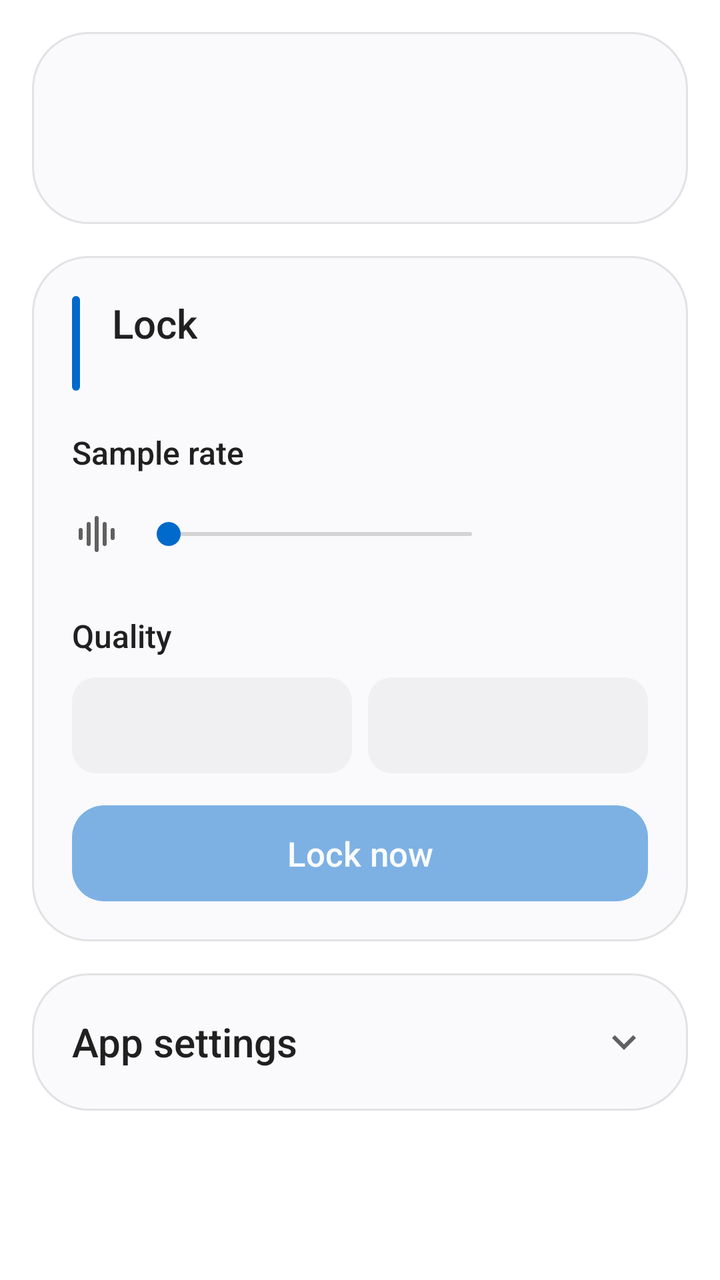
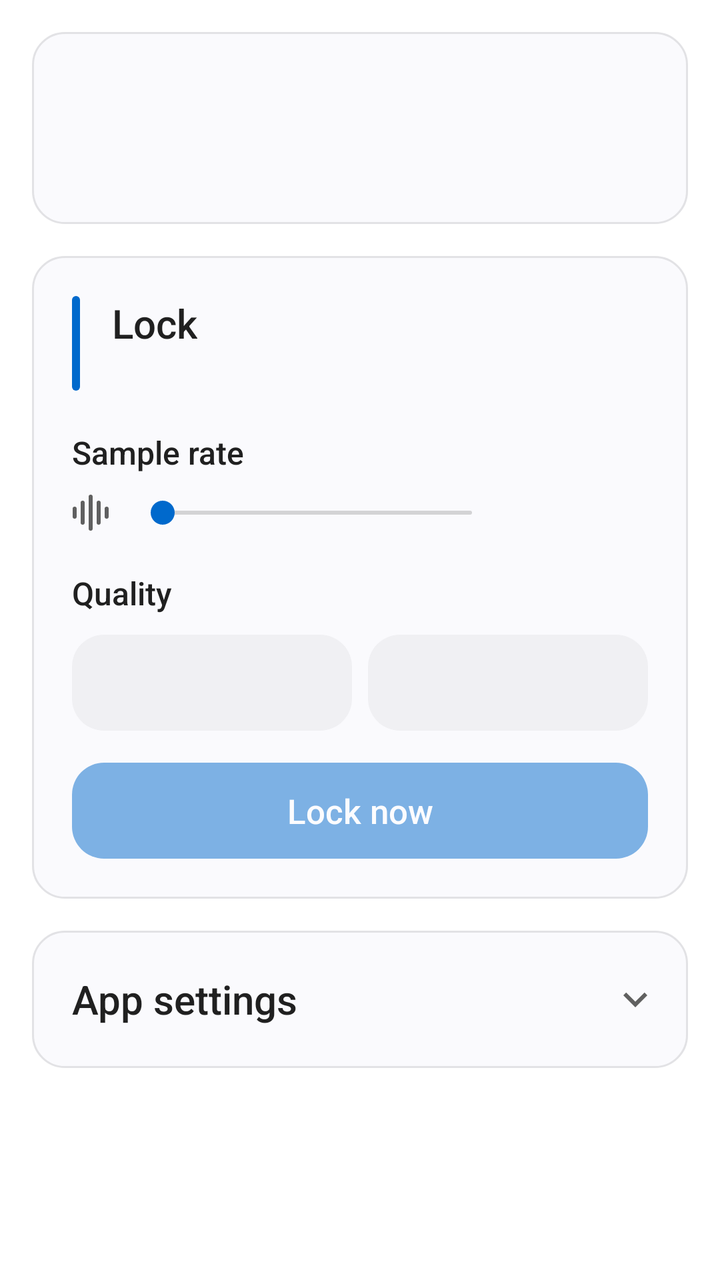

Screens rendered from an Android XML layout before and after an edit, with the pre-edit source and the edit as a unified diff.
<!-- AndroidManifest.xml: application theme Theme.LdacLock -->
<!-- res/layout/activity_main.xml -->
<?xml version="1.0" encoding="utf-8"?>
<ScrollView xmlns:android="http://schemas.android.com/apk/res/android"
    android:layout_width="match_parent"
    android:layout_height="match_parent"
    android:fillViewport="true"
    android:fitsSystemWindows="true">

    <LinearLayout
        android:layout_width="match_parent"
        android:layout_height="wrap_content"
        android:orientation="vertical"
        android:padding="16dp">

        
        <LinearLayout style="@style/Card">

            <LinearLayout
                android:layout_width="match_parent"
                android:layout_height="wrap_content"
                android:gravity="center_vertical"
                android:orientation="horizontal">

                <ImageView
                    android:layout_width="56dp"
                    android:layout_height="56dp"
                    android:importantForAccessibility="no"
                    android:src="@mipmap/ic_launcher" />

                <LinearLayout
                    android:layout_width="0dp"
                    android:layout_height="wrap_content"
                    android:layout_marginStart="16dp"
                    android:layout_weight="1"
                    android:orientation="vertical">

                    <TextView
                        android:id="@+id/name"
                        android:layout_width="match_parent"
                        android:layout_height="wrap_content"
                        android:fontFamily="sans-serif-medium"
                        android:textColor="@color/text"
                        android:textSize="22sp" />

                    <TextView
                        android:id="@+id/meta"
                        android:layout_width="match_parent"
                        android:layout_height="wrap_content"
                        android:layout_marginTop="2dp"
                        android:textColor="@color/text2"
                        android:textSize="15sp"
                        android:visibility="gone" />
                </LinearLayout>
            </LinearLayout>

            
            <LinearLayout
                android:id="@+id/panel"
                android:layout_width="match_parent"
                android:layout_height="wrap_content"
                android:layout_marginTop="20dp"
                android:background="@drawable/panel"
                android:orientation="vertical"
                android:padding="20dp"
                android:visibility="gone">

                <TextView
                    android:layout_width="wrap_content"
                    android:layout_height="wrap_content"
                    android:letterSpacing="0.08"
                    android:text="@string/current_codec"
                    android:textAllCaps="true"
                    android:textColor="@color/text2"
                    android:textSize="13sp" />

                
                <LinearLayout
                    android:layout_width="match_parent"
                    android:layout_height="wrap_content"
                    android:gravity="center_vertical"
                    android:minHeight="48dp"
                    android:orientation="horizontal">

                    <TextView
                        android:id="@+id/codec"
                        android:layout_width="wrap_content"
                        android:layout_height="wrap_content"
                        android:textColor="@color/accent_text"
                        android:textSize="34sp"
                        android:textStyle="bold" />

                    
                    <TextView
                        android:id="@+id/hi_res"
                        android:layout_width="wrap_content"
                        android:layout_height="wrap_content"
                        android:layout_marginStart="12dp"
                        android:background="@drawable/pill"
                        android:backgroundTint="@color/success"
                        android:paddingHorizontal="10dp"
                        android:paddingVertical="3dp"
                        android:text="@string/hi_res"
                        android:textColor="@color/bg"
                        android:textSize="13sp"
                        android:textStyle="bold"
                        android:visibility="gone" />

                    <View
                        android:layout_width="0dp"
                        android:layout_height="0dp"
                        android:layout_weight="1" />

                    
                    <ImageView
                        android:id="@+id/play"
                        android:layout_width="48dp"
                        android:layout_height="48dp"
                        android:background="@drawable/circle"
                        android:contentDescription="@string/play"
                        android:focusable="true"
                        android:padding="12dp"
                        android:src="@drawable/ic_play"
                        android:visibility="gone" />
                </LinearLayout>

                
                <TextView
                    android:id="@+id/spec"
                    android:layout_width="wrap_content"
                    android:layout_height="wrap_content"
                    android:layout_marginTop="8dp"
                    android:textColor="@color/text2"
                    android:textSize="15sp" />
            </LinearLayout>

            <TextView
                android:id="@+id/state"
                android:layout_width="match_parent"
                android:layout_height="wrap_content"
                android:layout_marginTop="16dp"
                android:drawablePadding="8dp"
                android:gravity="center_vertical"
                android:textSize="15sp"
                android:visibility="gone" />

            <TextView
                android:id="@+id/pair"
                style="@style/Button"
                android:layout_marginTop="20dp"
                android:text="@string/pair"
                android:visibility="gone" />
        </LinearLayout>

        
        <LinearLayout
            style="@style/Card"
            android:layout_marginTop="16dp">

            <LinearLayout
                android:layout_width="match_parent"
                android:layout_height="wrap_content"
                android:orientation="horizontal">

                <View
                    android:layout_width="4dp"
                    android:layout_height="match_parent"
                    android:background="@drawable/bar" />

                <LinearLayout
                    android:layout_width="match_parent"
                    android:layout_height="wrap_content"
                    android:layout_marginStart="16dp"
                    android:orientation="vertical">

                    <TextView
                        android:layout_width="wrap_content"
                        android:layout_height="wrap_content"
                        android:fontFamily="sans-serif-medium"
                        android:text="@string/lock_title"
                        android:textColor="@color/text"
                        android:textSize="20sp" />

                    <TextView
                        android:id="@+id/summary"
                        android:layout_width="wrap_content"
                        android:layout_height="wrap_content"
                        android:textColor="@color/text2"
                        android:textSize="15sp" />
                </LinearLayout>
            </LinearLayout>

            <TextView
                android:layout_width="wrap_content"
                android:layout_height="wrap_content"
                android:layout_marginTop="20dp"
                android:fontFamily="sans-serif-medium"
                android:text="@string/sample_rate"
                android:textColor="@color/text"
                android:textSize="16sp" />

            
            <LinearLayout
                android:layout_width="match_parent"
                android:layout_height="wrap_content"
                android:layout_marginTop="10dp"
                android:gravity="center_vertical"
                android:orientation="horizontal">

                <ImageView
                    android:layout_width="40dp"
                    android:layout_height="40dp"
                    android:layout_marginStart="-8dp"
                    android:importantForAccessibility="no"
                    android:padding="8dp"
                    android:src="@drawable/ic_bars" />

                
                <SeekBar
                    android:id="@+id/rate"
                    android:layout_width="0dp"
                    android:layout_height="wrap_content"
                    android:layout_weight="1"
                    android:contentDescription="@string/sample_rate"
                    android:max="3"
                    android:progressBackgroundTint="@color/text2"
                    android:progressTint="@color/accent"
                    android:thumbTint="@color/accent" />

                <TextView
                    android:id="@+id/rate_value"
                    android:layout_width="72dp"
                    android:layout_height="wrap_content"
                    android:gravity="end"
                    android:textColor="@color/text2"
                    android:textSize="15sp" />
            </LinearLayout>

            <TextView
                android:layout_width="wrap_content"
                android:layout_height="wrap_content"
                android:layout_marginTop="20dp"
                android:fontFamily="sans-serif-medium"
                android:text="@string/quality"
                android:textColor="@color/text"
                android:textSize="16sp" />

            
            <LinearLayout
                android:layout_width="match_parent"
                android:layout_height="wrap_content"
                android:layout_marginTop="10dp"
                android:orientation="horizontal">

                <TextView
                    android:id="@+id/quality_high"
                    style="@style/Segment"
                    android:layout_marginEnd="8dp" />

                <TextView
                    android:id="@+id/quality_mid"
                    style="@style/Segment" />
            </LinearLayout>

            <TextView
                android:id="@+id/lock"
                style="@style/Button"
                android:layout_marginTop="16dp"
                android:alpha="0.5"
                android:enabled="false"
                android:text="@string/lock_now" />

            <TextView
                android:id="@+id/last"
                android:layout_width="match_parent"
                android:layout_height="wrap_content"
                android:layout_marginTop="12dp"
                android:gravity="center_horizontal"
                android:textColor="@color/text2"
                android:textSize="14sp"
                android:visibility="gone" />
        </LinearLayout>

        
        <LinearLayout
            style="@style/Card"
            android:layout_marginTop="16dp"
            android:animateLayoutChanges="true">

            
            
            <LinearLayout
                android:id="@+id/settings_header"
                android:layout_width="match_parent"
                android:layout_height="wrap_content"
                android:layout_marginTop="-10dp"
                android:layout_marginBottom="-10dp"
                android:background="?android:attr/selectableItemBackground"
                android:gravity="center_vertical"
                android:minHeight="48dp"
                android:orientation="horizontal">

                <TextView
                    android:layout_width="0dp"
                    android:layout_height="wrap_content"
                    android:layout_weight="1"
                    android:fontFamily="sans-serif-medium"
                    android:text="@string/app_settings"
                    android:textColor="@color/text"
                    android:textSize="20sp" />

                
                <ImageView
                    android:id="@+id/settings_chevron"
                    android:layout_width="24dp"
                    android:layout_height="24dp"
                    android:importantForAccessibility="no"
                    android:src="@drawable/ic_expand" />
            </LinearLayout>

            <LinearLayout
                android:id="@+id/settings_body"
                android:layout_width="match_parent"
                android:layout_height="wrap_content"
                android:orientation="vertical"
                android:visibility="gone">

                
                <TextView
                    android:layout_width="wrap_content"
                    android:layout_height="wrap_content"
                    android:layout_marginTop="20dp"
                    android:fontFamily="sans-serif-medium"
                    android:text="@string/appearance"
                    android:textColor="@color/text"
                    android:textSize="16sp" />

                <LinearLayout
                    android:layout_width="match_parent"
                    android:layout_height="wrap_content"
                    android:layout_marginTop="10dp"
                    android:orientation="horizontal">

                    <TextView
                        android:id="@+id/appearance_system"
                        style="@style/Segment"
                        android:text="@string/system_default" />

                    <TextView
                        android:id="@+id/appearance_light"
                        style="@style/Segment"
                        android:layout_marginHorizontal="8dp"
                        android:text="@string/light_mode" />

                    <TextView
                        android:id="@+id/appearance_dark"
                        style="@style/Segment"
                        android:text="@string/dark_mode" />
                </LinearLayout>
            </LinearLayout>
        </LinearLayout>

        
        <View
            android:layout_width="match_parent"
            android:layout_height="0dp"
            android:layout_weight="1" />

        <TextView
            android:id="@+id/copyright"
            android:layout_width="match_parent"
            android:layout_height="wrap_content"
            android:layout_marginTop="16dp"
            android:gravity="center_horizontal"
            android:textColor="@color/text2"
            android:textSize="15sp" />
    </LinearLayout>
</ScrollView>
<!-- resources referenced by this layout -->
<resources>
  <color name="accent">#FF0069CC</color>
  <color name="accent_text">#FF0069CC</color>
  <color name="bg">#FFFFFFFF</color>
  <color name="success">#FF2E7D32</color>
  <color name="text">#FF202020</color>
  <color name="text2">#FF606060</color>
  <!-- drawable bar (drawable) -->
  <shape xmlns:android="http://schemas.android.com/apk/res/android"
      android:shape="rectangle">
      <solid android:color="@color/accent" />
      <corners android:radius="2dp" />
  </shape>
  <!-- drawable circle (drawable) -->
  <ripple xmlns:android="http://schemas.android.com/apk/res/android"
      android:color="@color/ripple">
      <item>
          <shape android:shape="oval">
              <solid android:color="@color/accent" />
          </shape>
      </item>
  </ripple>
  <!-- drawable ic_play (drawable) -->
  <vector xmlns:android="http://schemas.android.com/apk/res/android"
      android:width="24dp"
      android:height="24dp"
      android:viewportWidth="24"
      android:viewportHeight="24">
      <path
          android:fillColor="@color/on_accent"
          android:pathData="M8,5v14l11,-7z" />
  </vector>
  <!-- drawable panel (drawable) -->
  <shape xmlns:android="http://schemas.android.com/apk/res/android"
      android:shape="rectangle">
      <solid android:color="@color/panel" />
      <corners android:radius="20dp" />
  </shape>
  <!-- drawable pill (drawable) -->
  <shape xmlns:android="http://schemas.android.com/apk/res/android"
      android:shape="rectangle">
      <solid android:color="@color/accent" />
      <corners android:radius="8dp" />
  </shape>
  <!-- mipmap ic_launcher (mipmap-anydpi) -->
  <adaptive-icon xmlns:android="http://schemas.android.com/apk/res/android">
      <background android:drawable="@drawable/ic_launcher_background" />
      <foreground android:drawable="@drawable/ic_launcher_foreground" />
      <monochrome android:drawable="@drawable/ic_launcher_foreground" />
  </adaptive-icon>
  <string name="app_settings">App settings</string>
  <string name="appearance">Appearance</string>
  <string name="current_codec">Current Codec</string>
  <string name="dark_mode">Dark mode</string>
  <string name="hi_res">Hi-Res</string>
  <string name="light_mode">Light mode</string>
  <string name="lock_now">Lock now</string>
  <string name="lock_title">Lock</string>
  <string name="pair">Pair headphones</string>
  <string name="play">Play</string>
  <string name="quality">Quality</string>
  <string name="sample_rate">Sample rate</string>
  <string name="system_default">System default</string>
  <style name="Card">
          <item name="android:layout_width">match_parent</item>
          <item name="android:layout_height">wrap_content</item>
          <item name="android:background">@drawable/card</item>
          <item name="android:orientation">vertical</item>
          <item name="android:padding">20dp</item>
      </style>
  <color name="ripple">#33FFFFFF</color>
  <color name="on_accent">#FFFFFFFF</color>
  <color name="panel">#FFF0F0F3</color>
  <!-- drawable button (drawable) -->
  <ripple xmlns:android="http://schemas.android.com/apk/res/android"
      android:color="@color/ripple">
      <item>
          <shape android:shape="rectangle">
              <solid android:color="@color/accent" />
              <corners android:radius="16dp" />
          </shape>
      </item>
  </ripple>
  <!-- drawable card (drawable) -->
  <shape xmlns:android="http://schemas.android.com/apk/res/android"
      android:shape="rectangle">
      <solid android:color="@color/card" />
      <stroke
          android:width="1dp"
          android:color="@color/divider" />
      <corners android:radius="28dp" />
  </shape>
  <!-- drawable segment (drawable) -->
  <shape xmlns:android="http://schemas.android.com/apk/res/android"
      android:shape="rectangle">
      <solid android:color="@color/panel" />
      <corners android:radius="12dp" />
  </shape>
  <color name="icon_bg">#FF232426</color>
  <color name="card">#FFFAFAFD</color>
  <color name="divider">#FFE2E2E5</color>
  <!-- unchanged entries left out for length: 7 -->
</resources>

<!-- the commit's change to res/layout/activity_main.xml (unified diff, before → after) -->
@@ -201,14 +201,15 @@
             <LinearLayout
                 android:layout_width="match_parent"
                 android:layout_height="wrap_content"
-                android:layout_marginTop="10dp"
+                android:layout_marginTop="-1dp"
+                android:layout_marginBottom="-11dp"
                 android:gravity="center_vertical"
                 android:orientation="horizontal">
 
                 <ImageView
                     android:layout_width="40dp"
                     android:layout_height="40dp"
-                    android:layout_marginStart="-8dp"
+                    android:layout_marginStart="-11dp"
                     android:importantForAccessibility="no"
                     android:padding="8dp"
                     android:src="@drawable/ic_bars" />
@@ -283,7 +284,8 @@
         <LinearLayout
             style="@style/Card"
             android:layout_marginTop="16dp"
-            android:animateLayoutChanges="true">
+            android:animateLayoutChanges="true"
+            android:clipToPadding="false">
 
             
             
@@ -312,6 +314,7 @@
                     android:id="@+id/settings_chevron"
                     android:layout_width="24dp"
                     android:layout_height="24dp"
+                    android:layout_marginEnd="-6dp"
                     android:importantForAccessibility="no"
                     android:src="@drawable/ic_expand" />
             </LinearLayout>
<!-- resource entries referenced after the edit -->
@@ -35,7 +35,7 @@
   <shape xmlns:android="http://schemas.android.com/apk/res/android"
       android:shape="rectangle">
       <solid android:color="@color/panel" />
-      <corners android:radius="20dp" />
+      <corners android:radius="16dp" />
   </shape>
   <!-- drawable pill (drawable) -->
   <shape xmlns:android="http://schemas.android.com/apk/res/android"
@@ -89,13 +89,13 @@
       <stroke
           android:width="1dp"
           android:color="@color/divider" />
-      <corners android:radius="28dp" />
+      <corners android:radius="16dp" />
   </shape>
   <!-- drawable segment (drawable) -->
   <shape xmlns:android="http://schemas.android.com/apk/res/android"
       android:shape="rectangle">
       <solid android:color="@color/panel" />
-      <corners android:radius="12dp" />
+      <corners android:radius="16dp" />
   </shape>
   <color name="icon_bg">#FF232426</color>
   <color name="card">#FFFAFAFD</color>
